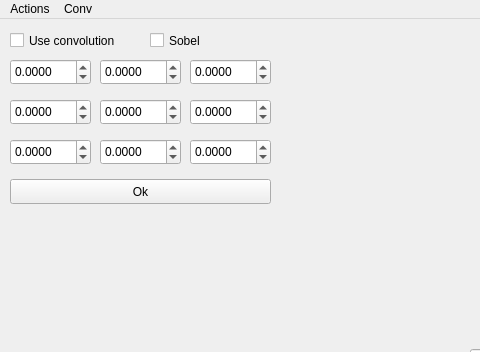
Above: mainwindow.ui from artem-kondratew/ContoursDetection before the change; both pictures show x 0 to 480 and y 0 to 352 of the 1280 by 720 pixel window. Below: the same form after it.
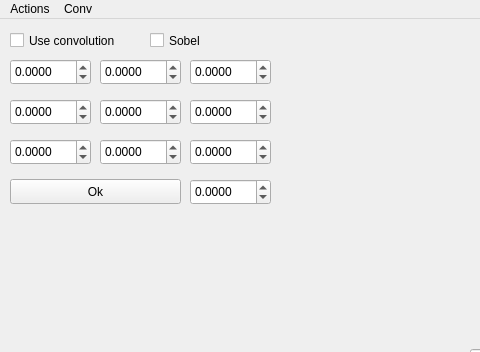
That is the form after the change.

The edit to the form file:
```diff
--- a/mainwindow.ui
+++ b/mainwindow.ui
@@ -337,7 +337,7 @@
      <rect>
       <x>10</x>
       <y>160</y>
-      <width>261</width>
+      <width>171</width>
       <height>25</height>
      </rect>
     </property>
@@ -358,6 +358,28 @@
      <string>Sobel</string>
     </property>
    </widget>
+   <widget class="QDoubleSpinBox" name="convDoubleSpinBox_N">
+    <property name="geometry">
+     <rect>
+      <x>190</x>
+      <y>160</y>
+      <width>81</width>
+      <height>26</height>
+     </rect>
+    </property>
+    <property name="decimals">
+     <number>4</number>
+    </property>
+    <property name="minimum">
+     <double>-100000.000000000000000</double>
+    </property>
+    <property name="maximum">
+     <double>100000.000000000000000</double>
+    </property>
+    <property name="singleStep">
+     <double>0.001000000000000</double>
+    </property>
+   </widget>
   </widget>
   <widget class="QStatusBar" name="statusbar"/>
   <widget class="QMenuBar" name="menubar">
```
